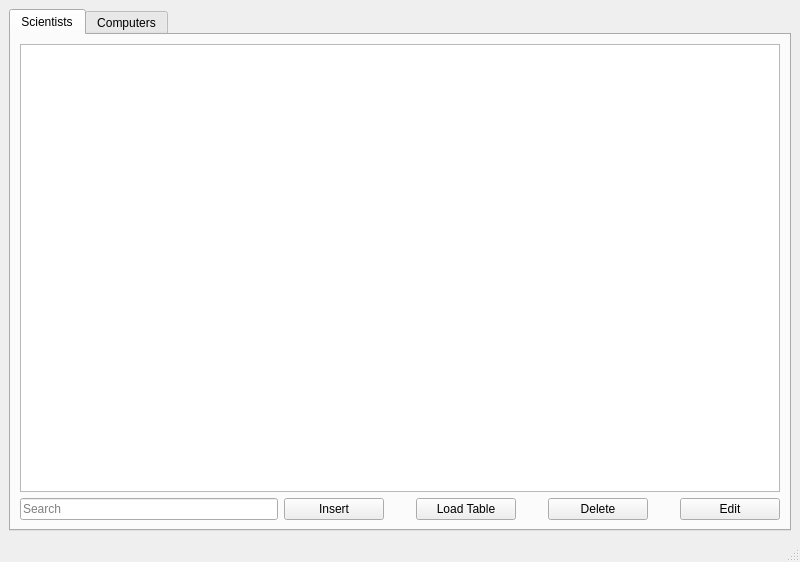
First picture: the form in verklegt_vika_3/verklegt_GUI/UI/mainwindow.ui, repository vilhjalmur12/verklegt_1, before the edit.
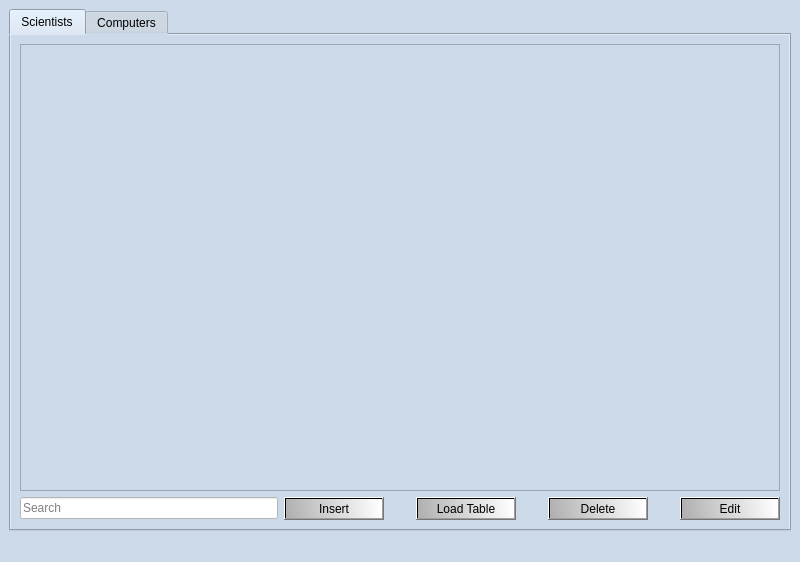
Second picture: the form after the edit.

```diff
--- a/verklegt_vika_3/verklegt_GUI/UI/mainwindow.ui
+++ b/verklegt_vika_3/verklegt_GUI/UI/mainwindow.ui
@@ -19,6 +19,24 @@
   <property name="windowTitle">
    <string>Database</string>
   </property>
+  <property name="styleSheet">
+   <string notr="true">QWidget{
+background-color: rgb(204, 217, 233);
+}
+
+QTabWidget{
+background-color: rgb(204, 217, 233);
+}
+
+QLineEdit{
+background-color: white;
+}
+
+QPushButton{
+color: rgb(0, 0, 0);
+background-color: qlineargradient(spread:pad, x1:0, y1:0.619, x2:1, y2:0.58, stop:0 rgba(176, 176, 176, 255), stop:1 rgba(255, 255, 255, 255));
+}</string>
+  </property>
   <widget class="QWidget" name="centralwidget">
    <layout class="QGridLayout" name="gridLayout">
     <item row="0" column="0">
```
